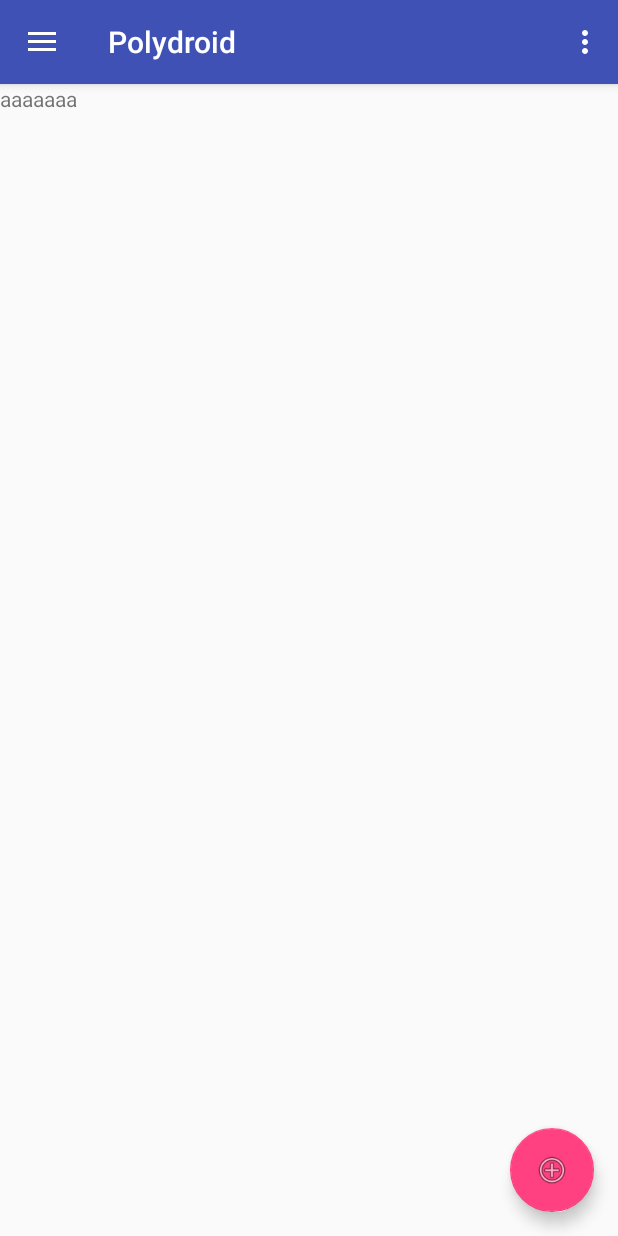
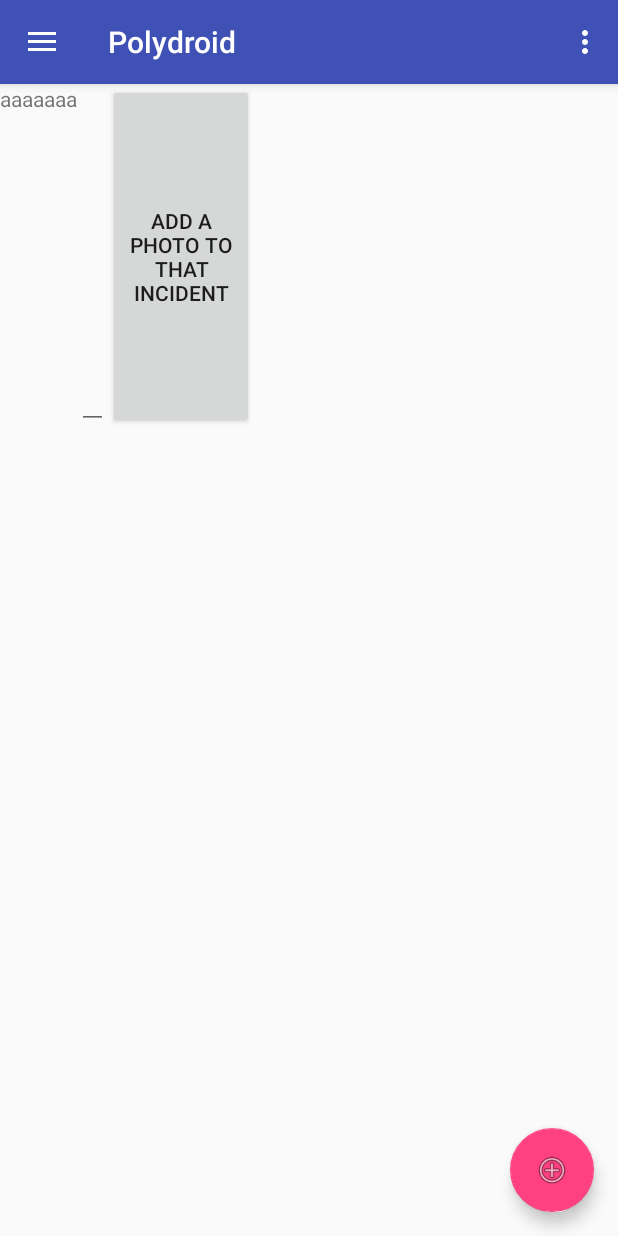
Before and after one commit to Pop115/polydroid, an Android app: the screen it shows after launch (MainActivity), after a tap on an icon or button, on a phone screen of 412 x 824 dp. Run offline under Robolectric (Android 15) with nearby library versions, the phone set to English and light mode, and no system bars; network calls fail; 1 statement that could not run was skipped.

Commit message:
fixed bug

```diff
--- a/app/src/main/java/si3/polytech/polydroid/FormulaireFragment.java
+++ b/app/src/main/java/si3/polytech/polydroid/FormulaireFragment.java
@@ -1,5 +1,7 @@
 package si3.polytech.polydroid;
 
+import android.content.Intent;
+import android.graphics.Bitmap;
 import android.support.v4.app.Fragment;
 import android.os.Bundle;
 import android.support.v7.widget.LinearLayoutManager;
@@ -7,6 +9,8 @@ import android.support.v7.widget.RecyclerView;
 import android.view.LayoutInflater;
 import android.view.View;
 import android.view.ViewGroup;
+import android.widget.Button;
+import android.widget.ImageView;
 
 import java.io.IOException;
 import java.sql.SQLException;
@@ -44,15 +48,15 @@ public class FormulaireFragment extends Fragment {
     public void onActivityResult(int requestCode, int resultCode, Intent data) {
         if( requestCode == 1888 ) {
             Bitmap photo = (Bitmap) data.getExtras().get("data");
-            ((ImageView)inflatedView.findViewById(R.id.image)).setImageBitmap(photo);
+            ((ImageView)this.getView().findViewById(R.id.image)).setImageBitmap(photo);
         }
     }
 
     @Override
     public void onActivityCreated(Bundle bundle) {
         super.onActivityCreated(bundle);
-        Button addImageButton = (Button)inflatedView.findViewById(R.id.declarer_incident);
-        addImageButton.setOnClickListener(new OnClickListener() {
+        Button addImageButton = (Button)this.getView().findViewById(R.id.add_photo);
+        addImageButton.setOnClickListener(new View.OnClickListener() {
             @Override
             public void onClick(View view) {
                 Intent cameraIntent = new Intent(android.provider.MediaStore.ACTION_IMAGE_CAPTURE);
@@ -61,12 +65,5 @@ public class FormulaireFragment extends Fragment {
         });
     }
 
-    @Override
-    public void onActivityResult(int requestCode, int resultCode, Intent data) {
-        if( requestCode == 1888 ) {
-            Bitmap photo = (Bitmap) data.getExtras().get("data");
-            ((ImageView)inflatedView.findViewById(R.id.miniature)).setImageBitmap(photo);
-        }
-    }
 
 }
--- a/app/src/main/res/layout/formulaire_declaration.xml
+++ b/app/src/main/res/layout/formulaire_declaration.xml
@@ -4,7 +4,9 @@
     android:layout_height="match_parent">
 
 
-
+    <LinearLayout
+        android:layout_width="wrap_content"
+        android:layout_height="wrap_content">
         <TextView
             android:layout_width="match_parent"
             android:layout_height="match_parent"
@@ -20,6 +22,8 @@
             android:layout_height="230dp"
             android:text="add a photo to that incident" />
 
+    </LinearLayout>
+
 
 
 </LinearLayout>
```
Lines whose indentation alone changed are shown as unchanged.
